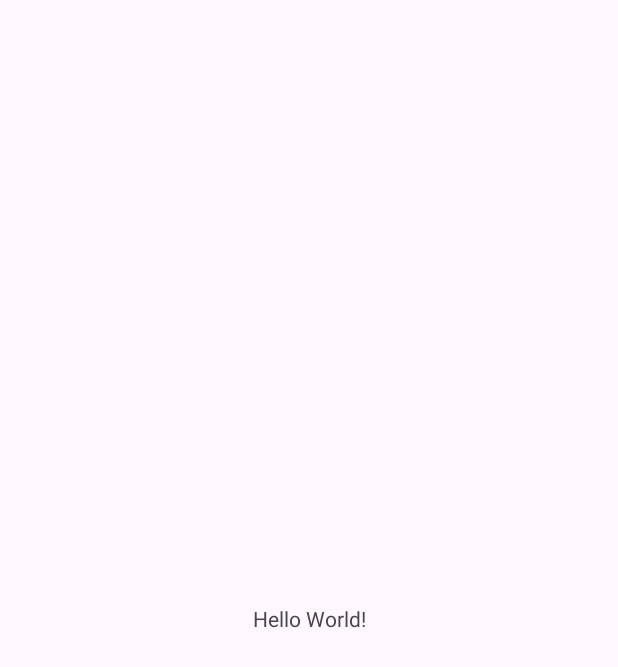
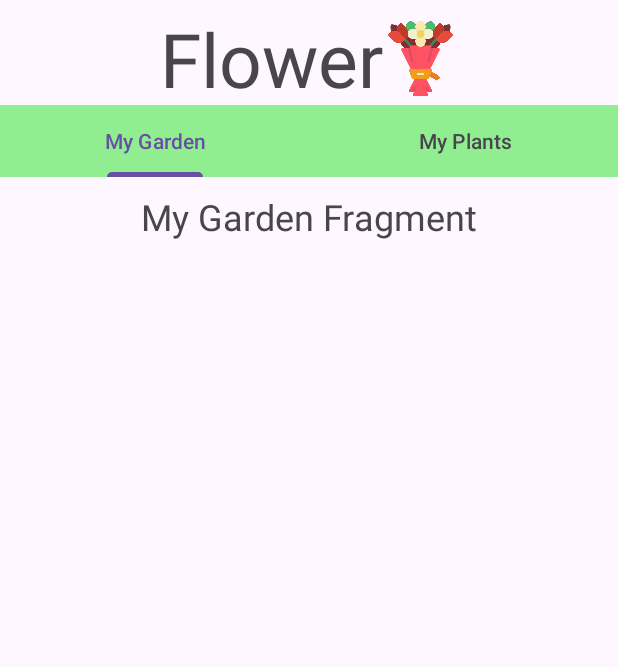
Before and after one commit to DeepakBanger11/GardeningApp, an Android app: the screen it shows after launch (MainActivity), on a phone screen of 412 x 824 dp. Before the commit the part shown is almost empty. Shown: the top 667 px of the screen. Run offline under Robolectric (Android 15) with nearby library versions, the phone set to English and light mode, and no system bars.

Commit message:
created tabularview and fragments

```diff
--- a/app/src/main/java/com/getstarted/flower/MainActivity.kt
+++ b/app/src/main/java/com/getstarted/flower/MainActivity.kt
@@ -1,11 +1,24 @@
 package com.getstarted.flower
+
 
 import androidx.appcompat.app.AppCompatActivity
 import android.os.Bundle
+import androidx.viewpager.widget.ViewPager
+import com.getstarted.flower.tabPagerAdapter.TabPagerAdapter
+import com.getstarted.flower.fragment.MyGardenFragment
+import com.getstarted.flower.fragment.MyPlantsFragment
+import com.google.android.material.tabs.TabLayout
 
 class MainActivity : AppCompatActivity() {
     override fun onCreate(savedInstanceState: Bundle?) {
         super.onCreate(savedInstanceState)
-        setContentView(R.layout.activity_main)
+        setContentView (R.layout.activity_main)
+        val viewPager: ViewPager = findViewById(R.id.viewPager)
+        val tabLayout: TabLayout = findViewById(R.id.tabLayout)
+        val adapter = TabPagerAdapter(supportFragmentManager)
+        adapter.addFragment(MyGardenFragment(), "My Garden")
+        adapter.addFragment(MyPlantsFragment(), "My Plants")
+        viewPager.adapter = adapter
+        tabLayout.setupWithViewPager(viewPager)
     }
 }
--- /dev/null
+++ b/app/src/main/java/com/getstarted/flower/fragment/MyGardenFragment.kt
@@ -0,0 +1,21 @@
+package com.getstarted.flower.fragment
+
+
+import android.os.Bundle
+import androidx.fragment.app.Fragment
+import android.view.LayoutInflater
+import android.view.View
+import android.view.ViewGroup
+import com.getstarted.flower.R
+
+
+class MyGardenFragment : Fragment() {
+
+    override fun onCreateView(
+        inflater: LayoutInflater, container: ViewGroup?,
+        savedInstanceState: Bundle?
+    ): View? {
+        // Inflate the layout for this fragment
+        return inflater.inflate(R.layout.fragment_my_garden, container, false)
+    }
+}
--- /dev/null
+++ b/app/src/main/java/com/getstarted/flower/fragment/MyPlantsFragment.kt
@@ -0,0 +1,20 @@
+package com.getstarted.flower.fragment
+
+import android.os.Bundle
+import androidx.fragment.app.Fragment
+import android.view.LayoutInflater
+import android.view.View
+import android.view.ViewGroup
+import com.getstarted.flower.R
+
+
+class MyPlantsFragment : Fragment() {
+
+    override fun onCreateView(
+        inflater: LayoutInflater, container: ViewGroup?,
+        savedInstanceState: Bundle?
+    ): View? {
+        // Inflate the layout for this fragment
+        return inflater.inflate(R.layout.fragment_my_plants, container, false)
+    }
+}
--- /dev/null
+++ b/app/src/main/java/com/getstarted/flower/tabPagerAdapter/TabPagerAdapter.kt
@@ -0,0 +1,25 @@
+package com.getstarted.flower.tabPagerAdapter
+
+import androidx.fragment.app.Fragment
+import androidx.fragment.app.FragmentManager
+import androidx.fragment.app.FragmentPagerAdapter
+
+ class TabPagerAdapter(fm: FragmentManager) :
+    FragmentPagerAdapter(fm, BEHAVIOR_RESUME_ONLY_CURRENT_FRAGMENT) {
+    private val fragmentList: MutableList<Fragment> = ArrayList()
+    private val fragmentTitleList: MutableList<String> = ArrayList()
+    override fun getItem(position: Int): Fragment {
+                    return fragmentList[position]
+                } override fun getCount(): Int {
+                    return fragmentList.size
+                }
+
+    fun addFragment(fragment: Fragment, title: String) {
+        fragmentList.add(fragment)
+        fragmentTitleList.add(title)
+    }
+
+    override fun getPageTitle(position: Int): CharSequence? {
+        return fragmentTitleList[position]
+    }
+}
--- a/app/src/main/res/layout/activity_main.xml
+++ b/app/src/main/res/layout/activity_main.xml
@@ -1,18 +1,50 @@
 <?xml version="1.0" encoding="utf-8"?>
-<androidx.constraintlayout.widget.ConstraintLayout xmlns:android="http://schemas.android.com/apk/res/android"
-    xmlns:app="http://schemas.android.com/apk/res-auto"
-    xmlns:tools="http://schemas.android.com/tools"
+<RelativeLayout xmlns:android="http://schemas.android.com/apk/res/android"
     android:layout_width="match_parent"
-    android:layout_height="match_parent"
-    tools:context=".MainActivity">
+    android:layout_height="match_parent">
 
-    <TextView
-        android:layout_width="wrap_content"
+    <LinearLayout
+        android:layout_width="match_parent"
         android:layout_height="wrap_content"
-        android:text="Hello World!"
-        app:layout_constraintBottom_toBottomOf="parent"
-        app:layout_constraintEnd_toEndOf="parent"
-        app:layout_constraintStart_toStartOf="parent"
-        app:layout_constraintTop_toTopOf="parent" />
+        android:layout_alignParentStart="true"
+        android:layout_alignParentEnd="true"
+        android:layout_marginTop="5dp"
+        android:gravity="center"
+        android:orientation="horizontal">
 
-</androidx.constraintlayout.widget.ConstraintLayout>
+        <com.google.android.material.textview.MaterialTextView
+            android:layout_width="wrap_content"
+            android:layout_height="wrap_content"
+            android:gravity="center"
+            android:text="@string/app_name"
+            android:textFontWeight="10"
+            android:textSize="50dp" />
+
+        <ImageView
+            android:id="@+id/logo"
+            android:layout_width="50dp"
+            android:layout_height="50dp"
+            android:src="@drawable/bouquet" />
+
+    </LinearLayout>
+    <com.google.android.material.tabs.TabLayout
+        android:id="@+id/tabLayout"
+        android:layout_width="match_parent"
+        android:layout_height="wrap_content"
+        android:layout_alignParentStart="true"
+        android:layout_alignParentTop="true"
+        android:layout_alignParentEnd="true"
+        android:layout_marginStart="0dp"
+        android:layout_marginTop="70dp"
+        android:layout_marginEnd="-2dp"
+        android:layout_marginBottom="10dp"
+        android:background="@color/green" />
+
+    <androidx.viewpager.widget.ViewPager
+        android:id="@+id/viewPager"
+        android:layout_width="match_parent"
+        android:layout_height="match_parent"
+        android:layout_below="@id/tabLayout" />
+
+
+</RelativeLayout>
--- /dev/null
+++ b/app/src/main/res/layout/fragment_my_garden.xml
@@ -0,0 +1,20 @@
+<?xml version="1.0" encoding="utf-8"?>
+<androidx.constraintlayout.widget.ConstraintLayout xmlns:android="http://schemas.android.com/apk/res/android"
+    android:layout_width="match_parent"
+    android:layout_height="match_parent">
+    <!-- Design your layout for "My Garden" tab here -->
+    <LinearLayout
+        android:layout_width="match_parent"
+        android:layout_height="match_parent"
+        android:orientation="vertical">
+        <!-- Add your UI elements here -->
+        <TextView
+            android:layout_width="wrap_content"
+            android:layout_height="wrap_content"
+            android:layout_gravity="center"
+            android:text="@string/my_garden_fragment"
+            android:textSize="24sp" />
+        <!-- Add more UI elements as needed -->
+    </LinearLayout>
+
+</androidx.constraintlayout.widget.ConstraintLayout>
--- /dev/null
+++ b/app/src/main/res/layout/fragment_my_plants.xml
@@ -0,0 +1,20 @@
+<?xml version="1.0" encoding="utf-8"?>
+<androidx.constraintlayout.widget.ConstraintLayout xmlns:android="http://schemas.android.com/apk/res/android"
+android:layout_width="match_parent"
+android:layout_height="match_parent">
+    <!-- Design your layout for "My Plants" tab here -->
+    <LinearLayout
+        android:layout_height="match_parent"
+        android:layout_width="match_parent"
+        android:orientation="vertical">
+        <!-- Add your UI elements here -->
+        <TextView
+            android:layout_gravity="center"
+            android:layout_height="wrap_content"
+            android:layout_width="wrap_content"
+            android:text="@string/my_plants_fragment"
+            android:textSize="24sp" />
+        <!-- Add more UI elements as needed -->
+    </LinearLayout>
+
+</androidx.constraintlayout.widget.ConstraintLayout>
--- a/app/src/main/res/values/colors.xml
+++ b/app/src/main/res/values/colors.xml
@@ -2,4 +2,5 @@
 <resources>
     <color name="black">#FF000000</color>
     <color name="white">#FFFFFFFF</color>
+    <color name="green">#FF90EE90</color>
 </resources>
--- a/app/src/main/res/values/strings.xml
+++ b/app/src/main/res/values/strings.xml
@@ -1,3 +1,5 @@
 <resources>
     <string name="app_name">Flower</string>
+    <string name="my_plants_fragment">My Plants Fragment</string>
+    <string name="my_garden_fragment">My Garden Fragment</string>
 </resources>
```
Also changed, not shown: app/src/main/res/drawable/bouquet.png (added).
